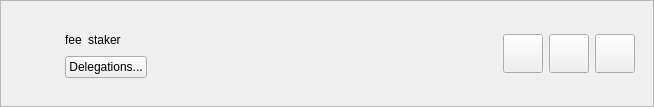
Old version of the form src/qt/forms/superstakeritemwidget.ui in the repository qtumproject/qtum.
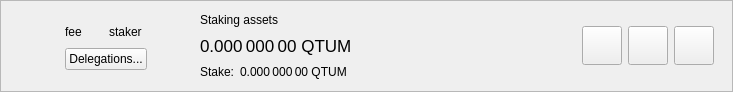
New version of the form.

Commit message: Add balance and stake information into delegations and super stakers list

```diff
--- a/src/qt/forms/superstakeritemwidget.ui
+++ b/src/qt/forms/superstakeritemwidget.ui
@@ -6,8 +6,8 @@
    <rect>
     <x>0</x>
     <y>0</y>
-    <width>654</width>
-    <height>107</height>
+    <width>733</width>
+    <height>92</height>
    </rect>
   </property>
   <property name="sizePolicy">
@@ -44,6 +44,12 @@
       <enum>QFrame::Raised</enum>
      </property>
      <layout class="QHBoxLayout" name="horizontalLayout">
+      <property name="topMargin">
+       <number>0</number>
+      </property>
+      <property name="bottomMargin">
+       <number>0</number>
+      </property>
       <item>
        <widget class="QLabel" name="superStakerLogo">
         <property name="sizePolicy">
@@ -74,6 +80,9 @@
            <layout class="QHBoxLayout" name="horizontalLayout_3">
             <item>
              <layout class="QVBoxLayout" name="verticalLayout">
+              <property name="rightMargin">
+               <number>20</number>
+              </property>
               <item>
                <spacer name="verticalSpacer_2">
                 <property name="orientation">
@@ -102,7 +111,7 @@
                  <property name="bottomMargin">
                   <number>0</number>
                  </property>
-                 <item>
+                 <item alignment="Qt::AlignLeft">
                   <widget class="QLabel" name="labelFee">
                    <property name="text">
                     <string>fee</string>
@@ -112,7 +121,7 @@
                    </property>
                   </widget>
                  </item>
-                 <item>
+                 <item alignment="Qt::AlignLeft">
                   <widget class="QLabel" name="labelStaker">
                    <property name="text">
                     <string>staker</string>
@@ -127,6 +136,9 @@
                    <property name="orientation">
                     <enum>Qt::Horizontal</enum>
                    </property>
+                   <property name="sizeType">
+                    <enum>QSizePolicy::Minimum</enum>
+                   </property>
                    <property name="sizeHint" stdset="0">
                     <size>
                      <width>0</width>
@@ -160,6 +172,132 @@
               </item>
              </layout>
             </item>
+            <item>
+             <widget class="QWidget" name="vLineAssets" native="true">
+              <property name="sizePolicy">
+               <sizepolicy hsizetype="Preferred" vsizetype="Preferred">
+                <horstretch>0</horstretch>
+                <verstretch>0</verstretch>
+               </sizepolicy>
+              </property>
+              <property name="minimumSize">
+               <size>
+                <width>1</width>
+                <height>0</height>
+               </size>
+              </property>
+             </widget>
+            </item>
+            <item>
+             <widget class="QWidget" name="widgetStakingAssets" native="true">
+              <property name="sizePolicy">
+               <sizepolicy hsizetype="Minimum" vsizetype="Preferred">
+                <horstretch>0</horstretch>
+                <verstretch>0</verstretch>
+               </sizepolicy>
+              </property>
+              <layout class="QVBoxLayout" name="verticalLayout_3">
+               <property name="leftMargin">
+                <number>20</number>
+               </property>
+               <property name="topMargin">
+                <number>0</number>
+               </property>
+               <property name="rightMargin">
+                <number>20</number>
+               </property>
+               <property name="bottomMargin">
+                <number>0</number>
+               </property>
+               <item>
+                <widget class="QLabel" name="labelAssetsText">
+                 <property name="text">
+                  <string>Staking assets</string>
+                 </property>
+                 <property name="alignment">
+                  <set>Qt::AlignLeading|Qt::AlignLeft|Qt::AlignVCenter</set>
+                 </property>
+                </widget>
+               </item>
+               <item>
+                <widget class="QLabel" name="labelAssets">
+                 <property name="font">
+                  <font>
+                   <pointsize>13</pointsize>
+                  </font>
+                 </property>
+                 <property name="cursor">
+                  <cursorShape>IBeamCursor</cursorShape>
+                 </property>
+                 <property name="toolTip">
+                  <string>Your current spendable balance</string>
+                 </property>
+                 <property name="text">
+                  <string notr="true">0.000 000 00 QTUM</string>
+                 </property>
+                 <property name="alignment">
+                  <set>Qt::AlignLeading|Qt::AlignLeft|Qt::AlignVCenter</set>
+                 </property>
+                 <property name="textInteractionFlags">
+                  <set>Qt::LinksAccessibleByMouse|Qt::TextSelectableByMouse</set>
+                 </property>
+                </widget>
+               </item>
+               <item>
+                <layout class="QHBoxLayout" name="horizontalLayout_6">
+                 <property name="spacing">
+                  <number>6</number>
+                 </property>
+                 <item>
+                  <widget class="QLabel" name="labelStakeText">
+                   <property name="sizePolicy">
+                    <sizepolicy hsizetype="Maximum" vsizetype="Preferred">
+                     <horstretch>0</horstretch>
+                     <verstretch>0</verstretch>
+                    </sizepolicy>
+                   </property>
+                   <property name="text">
+                    <string>Stake:</string>
+                   </property>
+                   <property name="alignment">
+                    <set>Qt::AlignLeading|Qt::AlignLeft|Qt::AlignVCenter</set>
+                   </property>
+                  </widget>
+                 </item>
+                 <item>
+                  <widget class="QLabel" name="labelStake">
+                   <property name="text">
+                    <string>0.000 000 00 QTUM</string>
+                   </property>
+                   <property name="alignment">
+                    <set>Qt::AlignLeading|Qt::AlignLeft|Qt::AlignVCenter</set>
+                   </property>
+                   <property name="textInteractionFlags">
+                    <set>Qt::LinksAccessibleByMouse|Qt::TextSelectableByMouse</set>
+                   </property>
+                  </widget>
+                 </item>
+                 <item>
+                  <spacer name="horizontalSpacer_4">
+                   <property name="orientation">
+                    <enum>Qt::Horizontal</enum>
+                   </property>
+                   <property name="sizeType">
+                    <enum>QSizePolicy::Minimum</enum>
+                   </property>
+                   <property name="sizeHint" stdset="0">
+                    <size>
+                     <width>0</width>
+                     <height>0</height>
+                    </size>
+                   </property>
+                  </spacer>
+                 </item>
+                </layout>
+               </item>
+              </layout>
+             </widget>
+            </item>
             <item>
              <spacer name="horizontalSpacer_2">
               <property name="orientation">
```
The commit also changes 15 other files.
